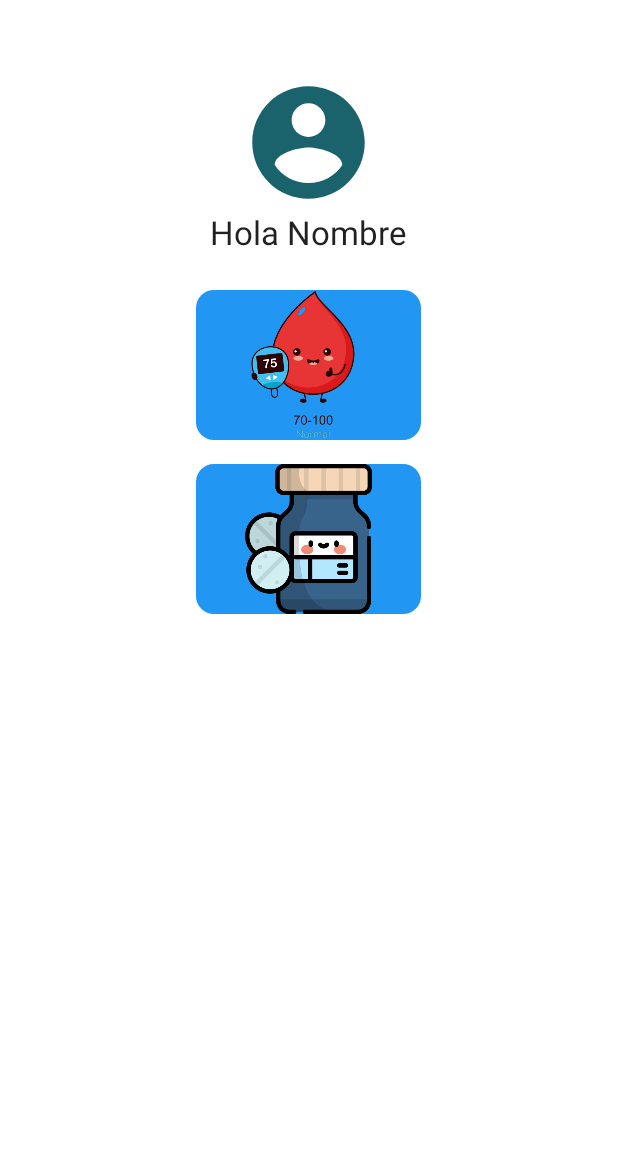
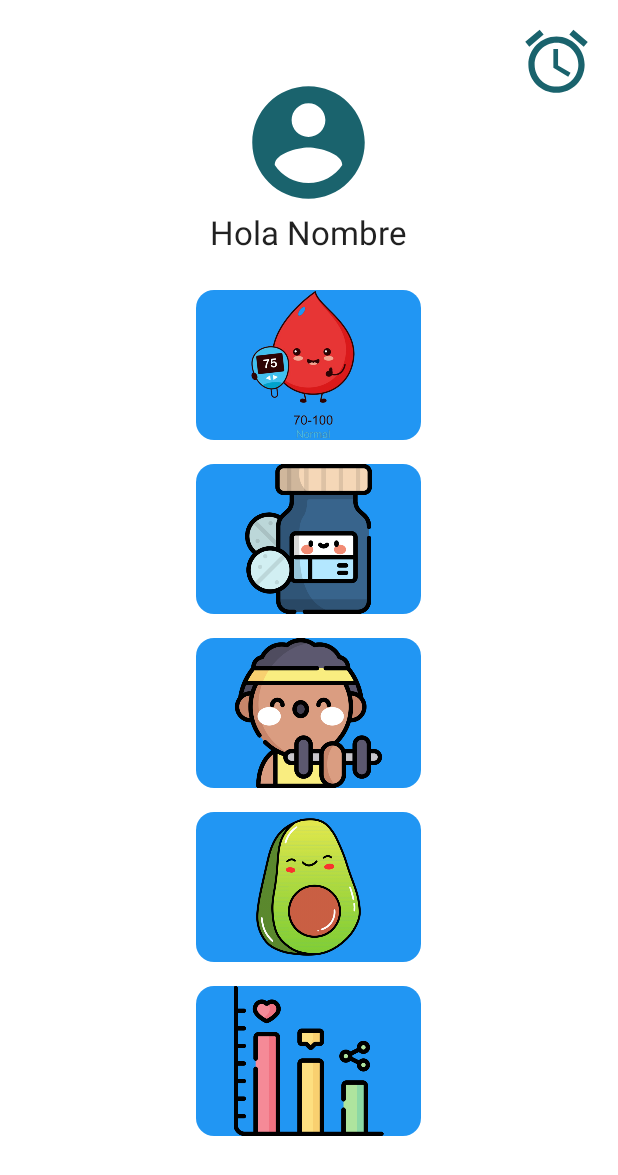
Before and after one commit to MayiiSzgz/AppDiabetes, an Android app: the screen it shows after launch once a user with an empty profile is signed in (InicioActivity), on a phone screen of 412 x 824 dp. Shown: the top 1175 px of the screen. Run offline under Robolectric (Android 15) with nearby library versions, the phone set to English and light mode, and no system bars; our stand-ins replace Firebase (no records; nobody signed in at launch, a user with empty details on screens opened directly).

Commit message:
agregue botones de Ejercicio, recetas y graficas junto con las actividades sin funcionamiento

```diff
--- a/app/src/main/java/com/example/appdiabetes/InicioActivity.java
+++ b/app/src/main/java/com/example/appdiabetes/InicioActivity.java
@@ -60,6 +60,35 @@ public class InicioActivity extends AppCompatActivity {
             startActivity(intent);
        });
 
+        //al presiona el boton de ejercicio abre la clase EjerciciosActivity
+        ImageView btnEjercicio = findViewById(R.id.btnEjercicios);
+        btnEjercicio.setOnClickListener(v -> {
+            Intent intent = new Intent(InicioActivity.this, EjerciciosActivity.class);
+            startActivity(intent);
+        });
+
+        //al presiona el boton de alarma abre la clase AlarmasActivity
+        ImageView btnRecetas = findViewById(R.id.btnRecetas);
+        btnRecetas.setOnClickListener(v -> {
+            Intent intent = new Intent(InicioActivity.this, RecetasActivity.class);
+            startActivity(intent);
+        });
+
+        //al presiona el boton de alarma abre la clase Alarmas
+        ImageView btnAlarmas = findViewById(R.id.btnAlarma);
+        btnAlarmas.setOnClickListener(v -> {
+            Intent intent = new Intent(InicioActivity.this, AlarmasActivity.class);
+            startActivity(intent);
+        });
+
+        //al presiona el boton de graficas abre la clase Estadisticas
+        ImageView btnGraficas = findViewById(R.id.btnEstadisticas);
+        btnGraficas.setOnClickListener(v -> {
+            Intent intent = new Intent(InicioActivity.this, EstadisticasActivity.class);
+            startActivity(intent);
+        });
+
+
 
 
 
--- /dev/null
+++ b/app/src/main/res/drawable/ic_baseline_access_alarm_24.xml
@@ -0,0 +1,5 @@
+<vector android:height="24dp" android:tint="#1A636D"
+    android:viewportHeight="24" android:viewportWidth="24"
+    android:width="24dp" xmlns:android="http://schemas.android.com/apk/res/android">
+    <path android:fillColor="@android:color/white" android:pathData="M22,5.72l-4.6,-3.86 -1.29,1.53 4.6,3.86L22,5.72zM7.88,3.39L6.6,1.86 2,5.71l1.29,1.53 4.59,-3.85zM12.5,8L11,8v6l4.75,2.85 0.75,-1.23 -4,-2.37L12.5,8zM12,4c-4.97,0 -9,4.03 -9,9s4.02,9 9,9c4.97,0 9,-4.03 9,-9s-4.03,-9 -9,-9zM12,20c-3.87,0 -7,-3.13 -7,-7s3.13,-7 7,-7 7,3.13 7,7 -3.13,7 -7,7z"/>
+</vector>
--- a/app/src/main/res/layout/activity_inicio.xml
+++ b/app/src/main/res/layout/activity_inicio.xml
@@ -54,17 +54,58 @@
         android:layout_centerHorizontal="true" />
 
 
+    <ImageView
+        android:id="@+id/registro_medicamentos"
+        android:layout_width="150dp"
+        android:layout_height="100dp"
+        android:layout_below="@+id/gluc"
+        android:layout_centerHorizontal="true"
+        android:layout_marginTop="16dp"
+        android:background="@drawable/button_background"
+        android:src="@drawable/medicamentos" />
+    <ImageView
+        android:id="@+id/btnEjercicios"
+        android:background="@drawable/button_background"
+        android:layout_width="150dp"
+        android:layout_height="100dp"
+        android:layout_below="@+id/registro_medicamentos"
+        android:layout_marginTop="16dp"
+        android:src="@drawable/ejercicio"
+        android:layout_centerHorizontal="true" />
+
+    <ImageView
+        android:id="@+id/btnRecetas"
+        android:background="@drawable/button_background"
+        android:layout_width="150dp"
+        android:layout_height="100dp"
+        android:layout_below="@+id/btnEjercicios"
+        android:layout_marginTop="16dp"
+        android:src="@drawable/comida"
+        android:layout_centerHorizontal="true" />
+    <ImageView
+        android:id="@+id/btnEstadisticas"
+        android:background="@drawable/button_background"
+        android:layout_width="150dp"
+        android:layout_height="100dp"
+        android:layout_below="@+id/btnRecetas"
+        android:layout_marginTop="16dp"
+        android:src="@drawable/graficas"
+        android:layout_centerHorizontal="true" />
+
 
 
     <ImageView
-        android:id="@+id/registro_medicamentos"
-        android:background="@drawable/button_background"
-        android:layout_width="150dp"
-        android:layout_height="100dp"
-        android:layout_below="@+id/gluc"
+        android:id="@+id/btnAlarma"
+        android:layout_width="50dp"
+        android:layout_height="50dp"
+        android:src="@drawable/ic_baseline_access_alarm_24"
+        android:layout_alignParentEnd="true"
+        android:layout_alignParentTop="true"
         android:layout_marginTop="16dp"
-        android:src="@drawable/medicamentos"
-        android:layout_centerHorizontal="true" />
+        android:layout_marginEnd="16dp"
+         />
+
+
 
 
 
```
Also changed, not shown: app/src/main/AndroidManifest.xml (+14 -2 lines), app/src/main/java/com/example/appdiabetes/AlarmasActivity.java (added, +14 -0 lines), app/src/main/java/com/example/appdiabetes/EjerciciosActivity.java (added, +14 -0 lines), app/src/main/java/com/example/appdiabetes/EstadisticasActivity.java (added, +14 -0 lines), app/src/main/java/com/example/appdiabetes/RecetasActivity.java (added, +14 -0 lines), app/src/main/res/layout/activity_alarmas.xml (added, +9 -0 lines), app/src/main/res/layout/activity_ejercicios.xml (added, +9 -0 lines), app/src/main/res/layout/activity_estadisticas.xml (added, +9 -0 lines), app/src/main/res/layout/activity_recetas.xml (added, +9 -0 lines).
